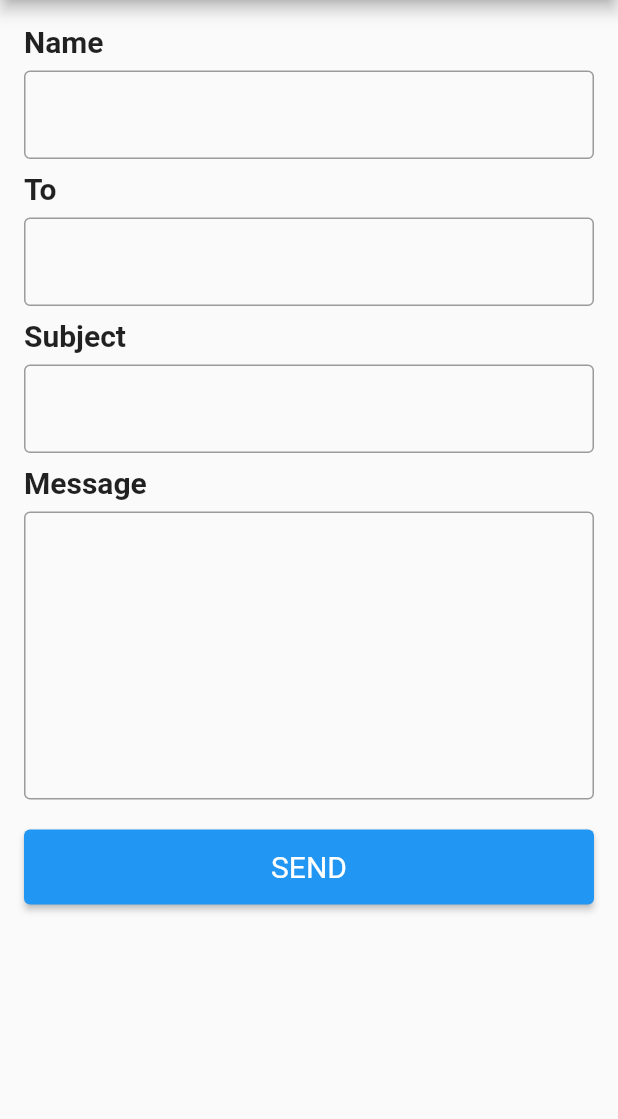
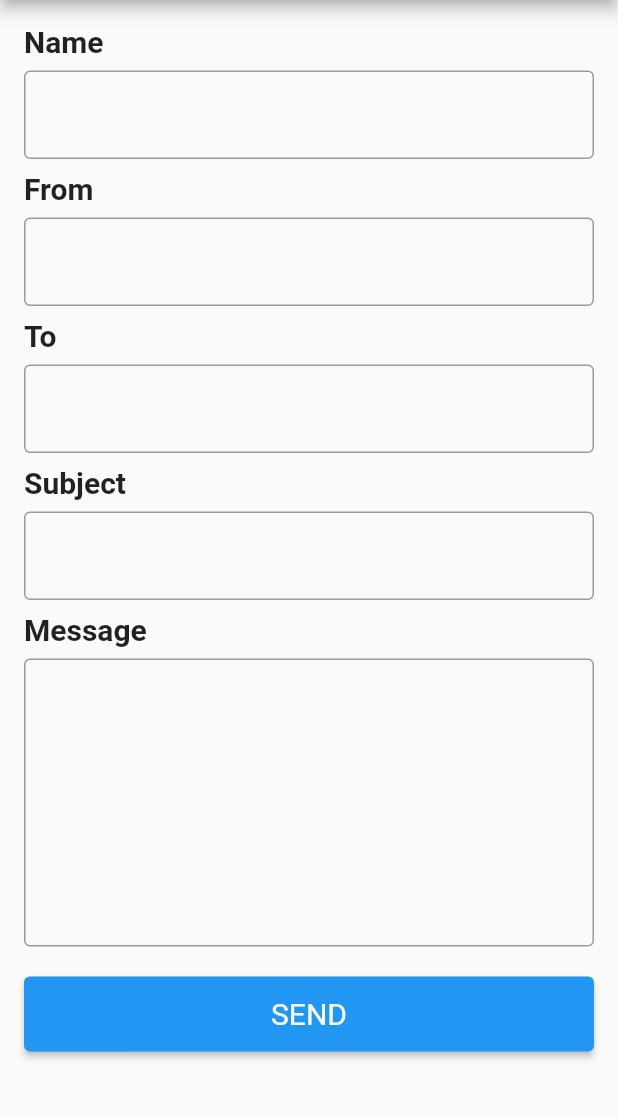
Before and after one commit to Dilshan-Rumesh/email-app, a Flutter app: the screen it shows after launch, after a tap on "SEND", on a phone screen of 412 x 824 dp, the part 84-1203 px from its top. Run offline on Flutter 3.47's test engine with Material 2 defaults, Android fonts, the phone set to English and light mode, and no system bars; network calls fail.

Commit message:
second commit

```diff
--- a/gmail_app/lib/main.dart
+++ b/gmail_app/lib/main.dart
@@ -25,6 +25,7 @@ class MyApp extends StatelessWidget {
 class MyHomePage extends StatelessWidget {
   final controllerName = TextEditingController();
   final controllerTo = TextEditingController();
+  final controllerFrom = TextEditingController();
   final controllerSubject = TextEditingController();
   final controllerMessage = TextEditingController();
   @override
@@ -39,6 +40,10 @@ class MyHomePage extends StatelessWidget {
         child: Column(
           children: [
             buildTextField(title: 'Name', controller: controllerName),
+            SizedBox(
+              height: 8,
+            ),
+            buildTextField(title: 'From', controller: controllerFrom),
             SizedBox(
               height: 8,
             ),
@@ -62,7 +67,8 @@ class MyHomePage extends StatelessWidget {
                 child: Text('SEND'),
                 onPressed: () => sendEmail(
                     name: controllerName.text,
-                    email: controllerTo.text,
+                    toEmail: controllerTo.text,
+                    fromEmail: controllerFrom.text,
                     message: controllerMessage.text,
                     subject: controllerSubject.text)
                 //   launchEmail(
@@ -90,7 +96,8 @@ class MyHomePage extends StatelessWidget {
   // }
   Future sendEmail({
     @required String name,
-    @required String email,
+    @required String fromEmail,
+    @required String toEmail,
     @required String subject,
     @required String message,
   }) async {
@@ -103,16 +110,16 @@ class MyHomePage extends StatelessWidget {
       url,
       headers: {
         'origin': 'http://localhost',
-        'Content-Type': 'aplication/json'
+        'Content-Type': 'application/json'
       },
       body: json.encode({
         'service_id': serviceId,
         'template_id': templateId,
         'user_id': userId,
         'template_params': {
-          'user_name': name,
-          'user_email': email,
-          'to_email': 'other.email@gmail.com',
+          'to_name': name,
+          'user_email': fromEmail,
+          'to_email': toEmail,
           'user_subject': subject,
           'user_message': message,
         }
```
